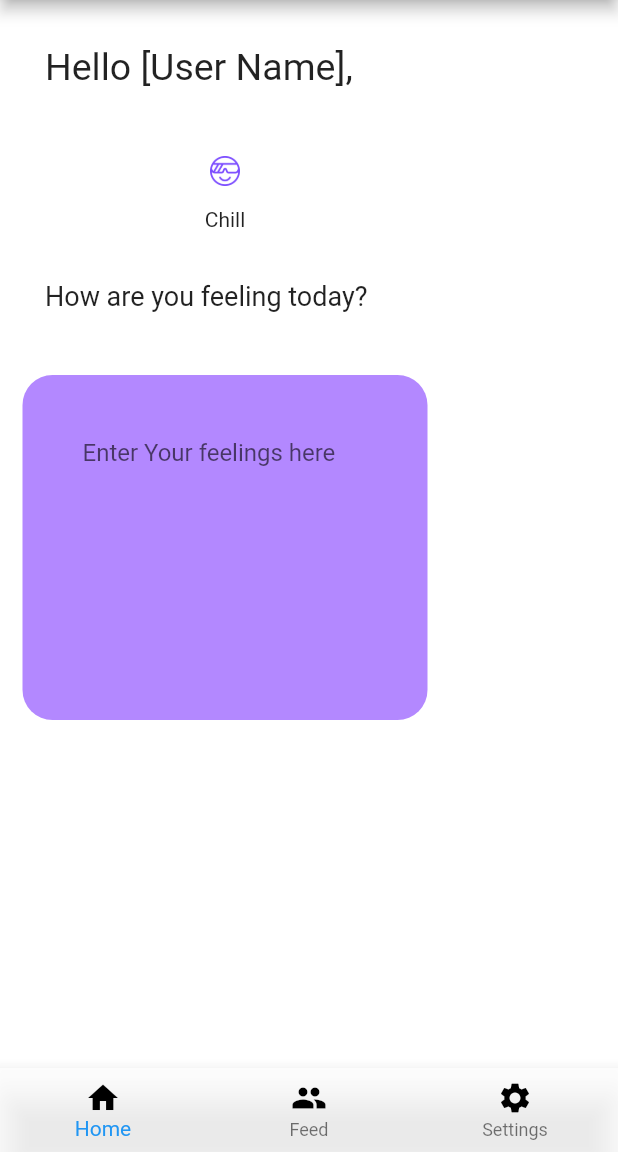
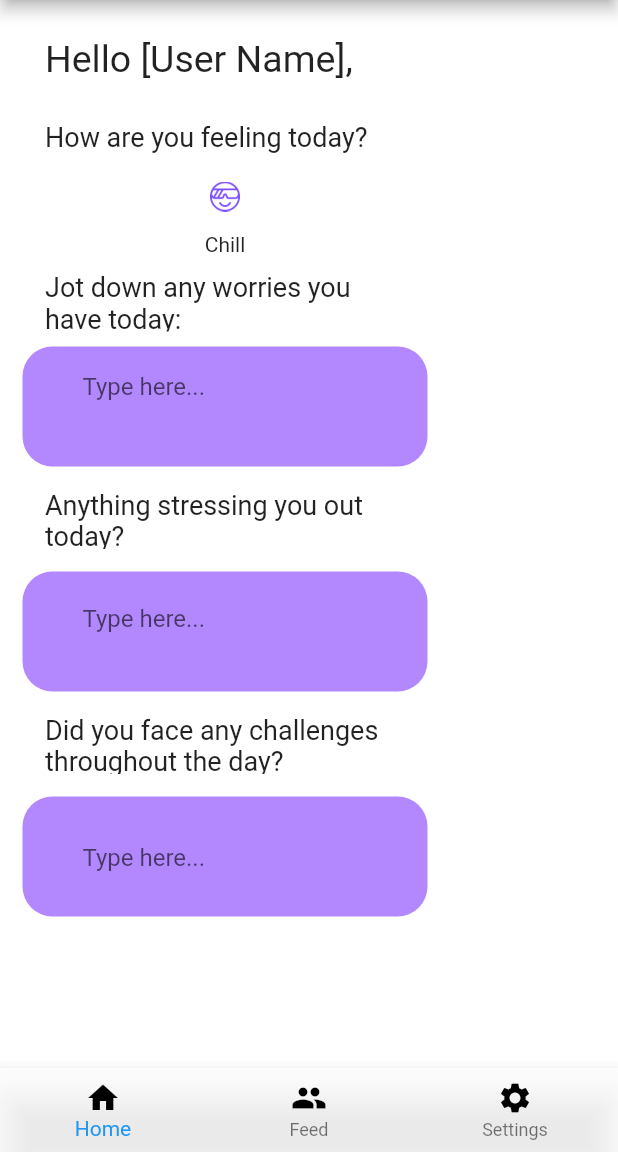
Before and after one commit to rmurudkar/Hack-Violet-Hackathon, a Flutter app: the screen it shows after launch, on a phone screen of 412 x 824 dp, the part 84-1236 px from its top. Run offline on Flutter 3.47's test engine with Material 2 defaults, Android fonts, the light colour scheme and no system bars.

Commit message:
worries, stress, challenges

```diff
--- a/lilac/lib/main.dart
+++ b/lilac/lib/main.dart
@@ -70,7 +70,7 @@ class _UserGreetingState extends State<userGreeting> {
     return Column(
       children: <Widget>[
         Container(
-          margin: EdgeInsets.symmetric(vertical: 30, horizontal: 30),
+          margin: EdgeInsets.symmetric(vertical: 25, horizontal: 30),
           height: 30,
           width: 240,
           color: Colors.transparent,
@@ -79,9 +79,14 @@ class _UserGreetingState extends State<userGreeting> {
             style: TextStyle(fontSize: 25),
           ),
         ),
+        UserFeelings(),
         MoodIcons(),
-        UserFeelings(),
-        FeelingInput(),
+        UserWorries(),
+        WorriesInput(),
+        UserStress(),
+        StressInput(),
+        UserChallenge(),
+        ChallengeInput(),
       ],
     );
   }
@@ -91,8 +96,8 @@ class UserFeelings extends StatelessWidget {
   @override
   Widget build(BuildContext context) {
     return Container(
-      margin: EdgeInsets.symmetric(vertical: 33, horizontal: 30),
-      height: 30,
+      margin: EdgeInsets.symmetric(vertical: 1, horizontal: 30),
+      height: 25,
       width: 240,
       color: Colors.transparent,
       child: Text(
@@ -103,17 +108,65 @@ class UserFeelings extends StatelessWidget {
   }
 }
 
-class FeelingInput extends StatefulWidget {
-  @override
-  _FeelingInputState createState() => _FeelingInputState();
-}
-
-class _FeelingInputState extends State<FeelingInput> {
+class UserWorries extends StatelessWidget {
   @override
   Widget build(BuildContext context) {
     return Container(
-      padding: EdgeInsets.symmetric(vertical: 30, horizontal: 40),
-      height: 230,
+      margin: EdgeInsets.symmetric(vertical: 10, horizontal: 30),
+      height: 40,
+      width: 240,
+      color: Colors.transparent,
+      child: Text(
+        "Jot down any worries you have today:",
+        style: TextStyle(fontSize: 18),
+      ),
+    );
+  }
+}
+
+class UserStress extends StatelessWidget {
+  @override
+  Widget build(BuildContext context) {
+    return Container(
+      margin: EdgeInsets.symmetric(vertical: 15, horizontal: 30),
+      height: 40,
+      width: 240,
+      color: Colors.transparent,
+      child: Text(
+        "Anything stressing you out today?",
+        style: TextStyle(fontSize: 18),
+      ),
+    );
+  }
+}
+
+class UserChallenge extends StatelessWidget {
+  @override
+  Widget build(BuildContext context) {
+    return Container(
+      margin: EdgeInsets.symmetric(vertical: 15, horizontal: 30),
+      height: 40,
+      width: 240,
+      color: Colors.transparent,
+      child: Text(
+        "Did you face any challenges throughout the day?",
+        style: TextStyle(fontSize: 18),
+      ),
+    );
+  }
+}
+
+class WorriesInput extends StatefulWidget {
+  @override
+  _WorriesInputState createState() => _WorriesInputState();
+}
+
+class _WorriesInputState extends State<WorriesInput> {
+  @override
+  Widget build(BuildContext context) {
+    return Container(
+      padding: EdgeInsets.symmetric(vertical: 5, horizontal: 40),
+      height: 80,
       width: 270,
       decoration: new BoxDecoration(
         color: Colors.deepPurpleAccent[100],
@@ -128,7 +181,69 @@ class _FeelingInputState extends State<FeelingInput> {
         keyboardType: TextInputType.multiline,
         maxLines: 7,
         decoration: InputDecoration(
-            border: InputBorder.none, hintText: 'Enter Your feelings here'),
+            border: InputBorder.none, hintText: 'Type here...'),
+      ),
+    );
+  }
+}
+
+class StressInput extends StatefulWidget {
+  @override
+  _StressInputState createState() => _StressInputState();
+}
+
+class _StressInputState extends State<StressInput> {
+  @override
+  Widget build(BuildContext context) {
+    return Container(
+      padding: EdgeInsets.symmetric(vertical: 10, horizontal: 40),
+      height: 80,
+      width: 270,
+      decoration: new BoxDecoration(
+        color: Colors.deepPurpleAccent[100],
+        borderRadius: new BorderRadius.only(
+          topLeft: const Radius.circular(20.0),
+          topRight: const Radius.circular(20.0),
+          bottomLeft: const Radius.circular(20.0),
+          bottomRight: const Radius.circular(20.0),
+        ),
+      ),
+      child: TextField(
+        keyboardType: TextInputType.multiline,
+        maxLines: 7,
+        decoration: InputDecoration(
+            border: InputBorder.none, hintText: 'Type here...'),
+      ),
+    );
+  }
+}
+
+class ChallengeInput extends StatefulWidget {
+  @override
+  _ChallengeInputState createState() => _ChallengeInputState();
+}
+
+class _ChallengeInputState extends State<ChallengeInput> {
+  @override
+  Widget build(BuildContext context) {
+    return Container(
+      padding: EdgeInsets.symmetric(vertical: 20, horizontal: 40),
+      height: 80,
+      width: 270,
+      decoration: new BoxDecoration(
+        color: Colors.deepPurpleAccent[100],
+        borderRadius: new BorderRadius.only(
+          topLeft: const Radius.circular(20.0),
+          topRight: const Radius.circular(20.0),
+          bottomLeft: const Radius.circular(20.0),
+          bottomRight: const Radius.circular(20.0),
+        ),
+      ),
+      child: TextField(
+        keyboardType: TextInputType.multiline,
+        maxLines: 7,
+        decoration: InputDecoration(
+            border: InputBorder.none, hintText: 'Type here...'),
       ),
     );
   }
```
